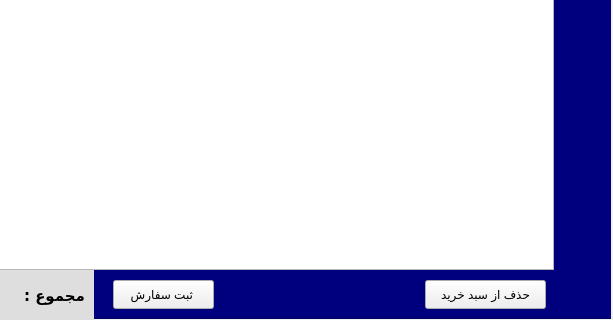
Above: cart.ui from amir85cy/iutfood before the change; both pictures show x 187 to 800 and y 180 to 500 of the 800 by 500 pixel window. Below: the same form after it.
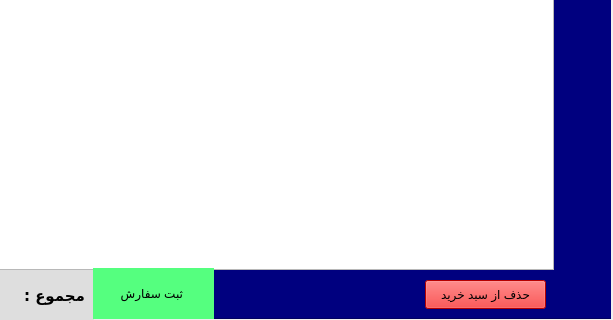
That is the form after the change.

Diff of the .ui file:
```diff
--- a/cart.ui
+++ b/cart.ui
@@ -174,14 +174,18 @@
    <widget class="QPushButton" name="confirmbtn">
     <property name="geometry">
      <rect>
-      <x>300</x>
-      <y>460</y>
-      <width>101</width>
-      <height>29</height>
+      <x>280</x>
+      <y>448</y>
+      <width>121</width>
+      <height>51</height>
      </rect>
     </property>
     <property name="styleSheet">
-     <string notr="true">font: 900 9pt &quot;Rokh&quot;;</string>
+     <string notr="true">font: 900 9pt &quot;Rokh&quot;;
+
+background-color: rgb(85, 255, 127);
+color:black;
+border:0px;</string>
     </property>
     <property name="text">
      <string>ثبت سفارش </string>
@@ -197,7 +201,9 @@
      </rect>
     </property>
     <property name="styleSheet">
-     <string notr="true">font: 900 9pt &quot;Rokh&quot;;</string>
+     <string notr="true">font: 900 9pt &quot;Rokh&quot;;
+background-color:red;
+color:black;</string>
     </property>
     <property name="text">
      <string>حذف از سبد خرید</string>
```
Left out of the diff: 6 changed lines with no effect on the pictures.
